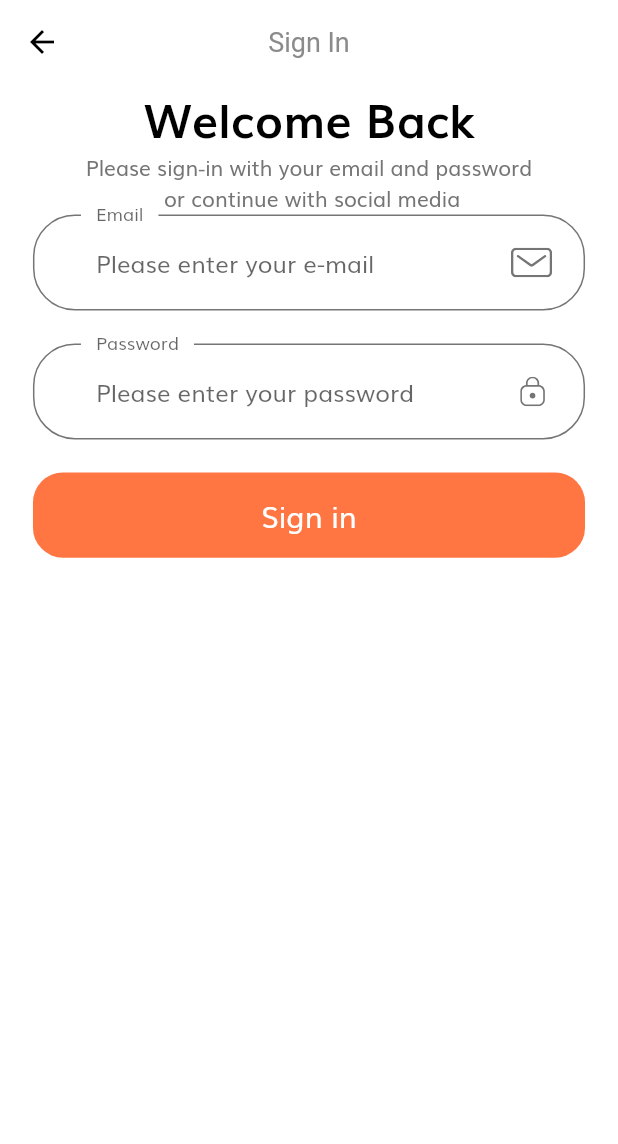
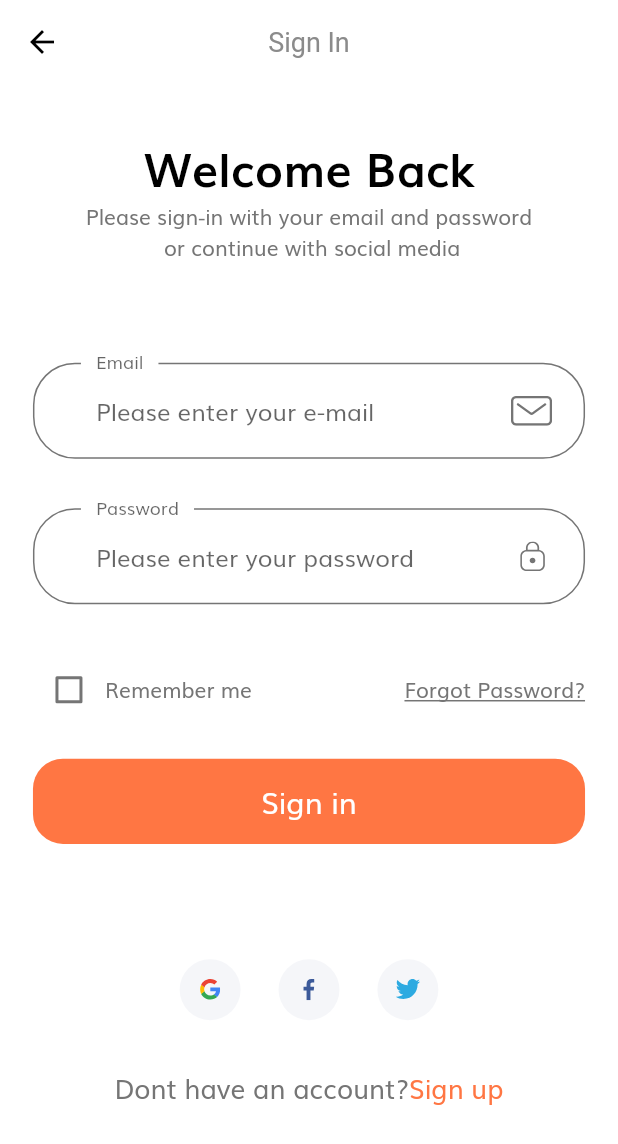
Before and after one commit to ArianMehana/SmartElectronics-v2, a Flutter app: the screen it shows after launch, after a tap on "Continue", on a phone screen of 412 x 824 dp. Shown: the top 1144 px of the screen. Run offline on Flutter 3.47's test engine with Material 2 defaults, Android fonts, the phone set to English and light mode, and no system bars; our stand-ins replace flutter_svg, quickalert.

Commit message:
- added forgot password screen - enabled functionality of login and forgot password button

```diff
--- a/lib/constants.dart
+++ b/lib/constants.dart
@@ -30,7 +30,7 @@ const String kInvalidEmailError = "Please Enter Valid Email";
 const String kPassNullError = "Please Enter your password";
 const String kShortPassError = "Password is too short";
 const String kMatchPassError = "Passwords don't match";
-const String kNamelNullError = "Please Enter your name";
+const String kNameNullError = "Please Enter your name";
 const String kPhoneNumberNullError = "Please Enter your phone number";
 const String kAddressNullError = "Please Enter your address";
 
--- /dev/null
+++ b/lib/helpers/signUpText.dart
@@ -0,0 +1,30 @@
+import 'package:e_commerce_v2/screens/forgot_password/forgot_password.dart';
+import 'package:flutter/material.dart';
+
+import '../constants.dart';
+import '../size_config.dart';
+
+class signUpText extends StatelessWidget {
+  const signUpText({Key? key}) : super(key: key);
+
+  @override
+  Widget build(BuildContext context) {
+    return Row(
+      mainAxisAlignment: MainAxisAlignment.center,
+      children: [
+        Text("Dont have an account?",
+          style: TextStyle(
+              fontSize: getProportionateScreenWidth(16)
+          ),),
+        GestureDetector(
+          onTap: () {},
+          child: Text("Sign up",
+            style: TextStyle(
+                fontSize: getProportionateScreenWidth(16),
+                color: kPrimaryColor
+            ),),
+        )
+      ],
+    );
+  }
+}
--- /dev/null
+++ b/lib/helpers/socialMedia.dart
@@ -0,0 +1,29 @@
+import 'package:flutter/material.dart';
+import 'package:flutter_svg/svg.dart';
+
+import '../size_config.dart';
+
+class socialMedia extends StatelessWidget {
+  const socialMedia({Key? key, required this.icon, required this.onPress}) : super(key: key);
+
+  final String icon;
+  final Function() onPress;
+
+  @override
+  Widget build(BuildContext context) {
+    return GestureDetector(
+      onTap: onPress,
+      child: Container(
+        margin: EdgeInsets.all(getProportionateScreenWidth(10)),
+        padding: EdgeInsets.all(getProportionateScreenWidth(12)),
+        height: getProportionateScreenHeight(40),
+        width: getProportionateScreenWidth(40),
+        decoration: BoxDecoration(
+            color: Color(0xFFF5F6F9),
+            shape: BoxShape.circle
+        ),
+        child: SvgPicture.asset(icon),
+      ),
+    );
+  }
+}
--- a/lib/navigationalRoutes.dart
+++ b/lib/navigationalRoutes.dart
@@ -1,8 +1,12 @@
-import 'package:e_commerce_v2/screens/sign_in_and_up/sign_in.dart';
+import 'package:e_commerce_v2/screens/forgot_password/forgot_password.dart';
+import 'package:e_commerce_v2/screens/sign_in/sign_in.dart';
 import 'package:e_commerce_v2/screens/splash/splashScreen.dart';
+import 'package:e_commerce_v2/screens/successful_login/successful_login.dart';
 import 'package:flutter/widgets.dart';
 
 final Map<String, WidgetBuilder> routes = {
   SplashScreen.routeName: (context) => SplashScreen(),
   signInScreen.routeName : (context) => signInScreen(),
+  forgotPassword.routeName : (context) => forgotPassword(),
+  successfulLogin.routeName : (context) => successfulLogin(),
 };
--- /dev/null
+++ b/lib/screens/sign_in/components/body.dart
@@ -0,0 +1,71 @@
+import 'package:e_commerce_v2/constants.dart';
+import 'package:e_commerce_v2/helpers/continueButton.dart';
+import 'package:e_commerce_v2/screens/forgot_password/forgot_password.dart';
+import 'package:e_commerce_v2/screens/sign_in/components/signForms.dart';
+import 'package:e_commerce_v2/size_config.dart';
+import 'package:e_commerce_v2/themeData.dart';
+import 'package:flutter/material.dart';
+import 'package:flutter_svg/flutter_svg.dart';
+
+import '../../../helpers/customSuffixIcon.dart';
+import '../../../helpers/formErrors.dart';
+import '../../../helpers/signUpText.dart';
+import '../../../helpers/socialMedia.dart';
+
+class signInBody extends StatelessWidget {
+  const signInBody({Key? key}) : super(key: key);
+
+  @override
+  Widget build(BuildContext context) {
+    return SafeArea(
+        child: SizedBox(
+      width: double.infinity,
+      child: Padding(
+        padding:
+            EdgeInsets.symmetric(horizontal: getProportionateScreenWidth(20)),
+        child: SingleChildScrollView(
+          child: Column(
+            children: [
+              SizedBox(height: SizeConfig.screenHeight * 0.04,),
+              Text(
+                "Welcome Back",
+                style: TextStyle(
+                    color: Colors.black,
+                    fontSize: getProportionateScreenWidth(28),
+                    fontWeight: FontWeight.bold),
+              ),
+              Text(
+                "Please sign-in with your email and password \n or continue with social media",
+                textAlign: TextAlign.center,
+              ),
+              SizedBox(height: SizeConfig.screenHeight * 0.08,),
+              signForms(),
+              SizedBox(height: SizeConfig.screenHeight * 0.08,),
+              Row(
+                mainAxisAlignment: MainAxisAlignment.center,
+                children: [
+                  socialMedia(
+                    icon: "assets/icons/google-icon.svg",
+                    onPress: (){},
+                  ),
+                  socialMedia(
+                    icon: "assets/icons/facebook-2.svg",
+                    onPress: (){},
+                  ),
+                  socialMedia(
+                    icon: "assets/icons/twitter.svg",
+                    onPress: (){},
+                  ),
+                ],
+              ),
+              SizedBox(
+                height: getProportionateScreenHeight(20),
+              ),
+              signUpText(),
+            ],
+          ),
+        ),
+      ),
+    ));
+  }
+}
--- /dev/null
+++ b/lib/screens/sign_in/components/signForms.dart
@@ -0,0 +1,152 @@
+import 'package:e_commerce_v2/screens/forgot_password/forgot_password.dart';
+import 'package:e_commerce_v2/screens/successful_login/successful_login.dart';
+import 'package:flutter/material.dart';
+
+import '../../../constants.dart';
+import '../../../helpers/continueButton.dart';
+import '../../../helpers/customSuffixIcon.dart';
+import '../../../helpers/formErrors.dart';
+import '../../../size_config.dart';
+
+class signForms extends StatefulWidget {
+  const signForms({Key? key}) : super(key: key);
+
+  @override
+  State<signForms> createState() => _signFormsState();
+}
+
+class _signFormsState extends State<signForms> {
+
+  final _formKey = GlobalKey<FormState>();
+  final List<String> errors = [];
+  String? email ;
+  String? password = "";
+  bool? rememberMe = false;
+  @override
+  Widget build(BuildContext context) {
+    return Form(
+        key: _formKey,
+        child: Column(
+          children: [
+            buildEmailTextField(),
+            SizedBox(height: getProportionateScreenWidth(30),),
+            buildPasswordTextField(),
+            SizedBox(height: getProportionateScreenWidth(30),),
+            Row(
+              children: [
+                Checkbox(value: rememberMe,
+                    activeColor: kPrimaryColor,
+                    onChanged: (value){
+                      this.setState(() {
+                        rememberMe = value!;
+                      });
+                    }),
+                Text("Remember me"),
+                Spacer(),
+                GestureDetector(
+                  onTap: () => Navigator.pushNamed(context, forgotPassword.routeName),
+                  child: Text("Forgot Password?",
+                    style: TextStyle(
+                        decoration: TextDecoration.underline
+                    ),),
+                )
+              ],
+            ),
+            formErrorText(errors: errors),
+            SizedBox(height: getProportionateScreenWidth(20),),
+            ContinueButton(text: "Sign in", onPress: (){
+              if(_formKey.currentState!.validate()){
+                _formKey.currentState!.save();
+                Navigator.pushNamed(context, successfulLogin.routeName);
+              }
+            },),
+          ],
+        ));
+  }
+
+  TextFormField buildPasswordTextField() {
+    return TextFormField(
+      obscureText: true,
+      onSaved: (newValue) => password = newValue!,
+      onChanged: (value) {
+        if(value.isNotEmpty && errors.contains(kPassNullError)){   //value! should be nullable...
+          setState(() {
+            errors.remove(kPassNullError);
+          });
+        }
+        else if(value.length >= 8  && errors.contains(kShortPassError))
+        {
+          setState(() {
+            errors.remove(kShortPassError);
+          });
+        }
+      },
+      validator: (value) {
+        if(value!.isEmpty && !errors.contains(kPassNullError)){   //value! should be nullable...
+          setState(() {
+            errors.add(kPassNullError);
+          });
+          return "";
+        }
+        else if(value.length < 8  && !errors.contains(kShortPassError))
+        {
+          setState(() {
+            errors.add(kShortPassError);
+          });
+          return "";
+        }
+        return null;
+      },
+      decoration: InputDecoration(
+        hintText: "Please enter your password",
+        labelText: "Password",
+        floatingLabelBehavior: FloatingLabelBehavior.always,
+        suffixIcon: customSuffixIcon(
+          svgIcon: "assets/icons/Lock.svg",),
+      ),
+    );
+  }
+
+  TextFormField buildEmailTextField() {
+    return TextFormField(
+      keyboardType: TextInputType.emailAddress,
+      onSaved: (newValue) => email = newValue!,
+      onChanged: (value){
+        if(value!.isNotEmpty && errors.contains(kEmailNullError)){   //value! should be nullable...
+          setState(() {
+            errors.remove(kEmailNullError);
+          });
+        }
+        else if(emailValidatorRegExp.hasMatch(value) && errors.contains(kInvalidEmailError))
+        {
+          setState(() {
+            errors.remove(kInvalidEmailError);
+          });
+        }
+      },
+      validator: (value) {
+        if(value!.isEmpty && !errors.contains(kEmailNullError)){   //value! should be nullable...
+          setState(() {
+            errors.add(kEmailNullError);
+          });
+          return "";
+        }
+        else if(!emailValidatorRegExp.hasMatch(value) && !errors.contains(kInvalidEmailError))
+        {
+          setState(() {
+            errors.add(kInvalidEmailError);
+          });
+          return "";
+        }
+        return null;
+      },
+      decoration: InputDecoration(
+        hintText: "Please enter your e-mail",
+        labelText: "Email",
+        floatingLabelBehavior: FloatingLabelBehavior.always,
+        suffixIcon: customSuffixIcon(
+          svgIcon: "assets/icons/Mail.svg",),
+      ),
+    );
+  }
+}
--- a/lib/screens/sign_in_and_up/sign_in.dart
+++ b/lib/screens/sign_in/sign_in.dart
@@ -1,4 +1,4 @@
-import 'package:e_commerce_v2/screens/sign_in_and_up/components/body.dart';
+import 'package:e_commerce_v2/screens/sign_in/components/body.dart';
 import 'package:flutter/material.dart';
 
 class signInScreen extends StatelessWidget {
@@ -11,7 +11,7 @@ class signInScreen extends StatelessWidget {
         title: Text("Sign In"),
         centerTitle: true,
       ),
-      body: body(),
+      body: signInBody(),
     );
   }
 }
--- a/lib/screens/sign_in_and_up/components/body.dart
+++ /dev/null
@@ -1,103 +0,0 @@
-import 'package:e_commerce_v2/constants.dart';
-import 'package:e_commerce_v2/helpers/continueButton.dart';
-import 'package:e_commerce_v2/size_config.dart';
-import 'package:e_commerce_v2/themeData.dart';
-import 'package:flutter/material.dart';
-import 'package:flutter_svg/flutter_svg.dart';
-
-import '../../../helpers/customSuffixIcon.dart';
-import '../../../helpers/formErrors.dart';
-
-class body extends StatelessWidget {
-  const body({Key? key}) : super(key: key);
-
-  @override
-  Widget build(BuildContext context) {
-    return SafeArea(
-        child: SizedBox(
-      width: double.infinity,
-      child: Padding(
-        padding:
-            EdgeInsets.symmetric(horizontal: getProportionateScreenWidth(20)),
-        child: Column(
-          children: [
-            Text(
-              "Welcome Back",
-              style: TextStyle(
-                  color: Colors.black,
-                  fontSize: getProportionateScreenWidth(28),
-                  fontWeight: FontWeight.bold),
-            ),
-            Text(
-              "Please sign-in with your email and password \n or continue with social media",
-              textAlign: TextAlign.center,
-            ),
-            signForms(),
-          ],
-        ),
-      ),
-    ));
-  }
-}
-
-class signForms extends StatefulWidget {
-  const signForms({Key? key}) : super(key: key);
-
-  @override
-  State<signForms> createState() => _signFormsState();
-}
-
-class _signFormsState extends State<signForms> {
-
-  final _formKey = GlobalKey<FormState>();
-  final List<String> errors = [];
-  @override
-  Widget build(BuildContext context) {
-    return Form(
-      key: _formKey,
-        child: Column(
-      children: [
-        buildEmailTextField(),
-        SizedBox(height: getProportionateScreenWidth(20),),
-        buildPasswordTextField(),
-        SizedBox(height: getProportionateScreenWidth(20),),
-        formErrorText(errors: errors),
-        ContinueButton(text: "Sign in", onPress: (){},),
-      ],
-    ));
-  }
-
-  TextFormField buildPasswordTextField() {
-    return TextFormField(
-        obscureText: true,
-        decoration: InputDecoration(
-            hintText: "Please enter your password",
-            labelText: "Password",
-            floatingLabelBehavior: FloatingLabelBehavior.always,
-            suffixIcon: customSuffixIcon(
-              svgIcon: "assets/icons/Lock.svg",),
-            ),
-      );
-  }
-
-  TextFormField buildEmailTextField() {
-    return TextFormField(
-        keyboardType: TextInputType.emailAddress,
-        validator: (value) {
-          if(value!.isEmpty){   //value! should be nullable...
-            setState(() {
-              errors.add("Please enter your email");
-            });
-          }
-          return null;
-        },
-        decoration: InputDecoration(
-           hintText: "Please enter your e-mail",
-           labelText: "Email",
-            floatingLabelBehavior: FloatingLabelBehavior.always,
-            suffixIcon: customSuffixIcon(
-              svgIcon: "assets/icons/Mail.svg",),
-       ),
-      );
-  }
-}
--- a/lib/screens/splash/components/body.dart
+++ b/lib/screens/splash/components/body.dart
@@ -1,5 +1,5 @@
 import 'package:e_commerce_v2/constants.dart';
-import 'package:e_commerce_v2/screens/sign_in_and_up/sign_in.dart';
+import 'package:e_commerce_v2/screens/sign_in/sign_in.dart';
 import 'package:e_commerce_v2/screens/splash/components/splash_content.dart';
 import 'package:e_commerce_v2/size_config.dart';
 import 'package:flutter/material.dart';
--- a/pubspec.yaml
+++ b/pubspec.yaml
@@ -37,6 +37,7 @@ dependencies:
   cupertino_icons: ^1.0.2
   flutter_svg: ^0.22.0 # help us to use SVG in our app
   provider: ^6.0.0
+  quickalert: ^1.0.1
 
 dev_dependencies:
   flutter_test:
```
Also changed, not shown: lib/screens/forgot_password/components/body.dart (added, +116 -0 lines), lib/screens/forgot_password/forgot_password.dart (added, +18 -0 lines), lib/screens/successful_login/components/body.dart (added, +39 -0 lines), lib/screens/successful_login/successful_login.dart (added, +16 -0 lines), pubspec.lock.
